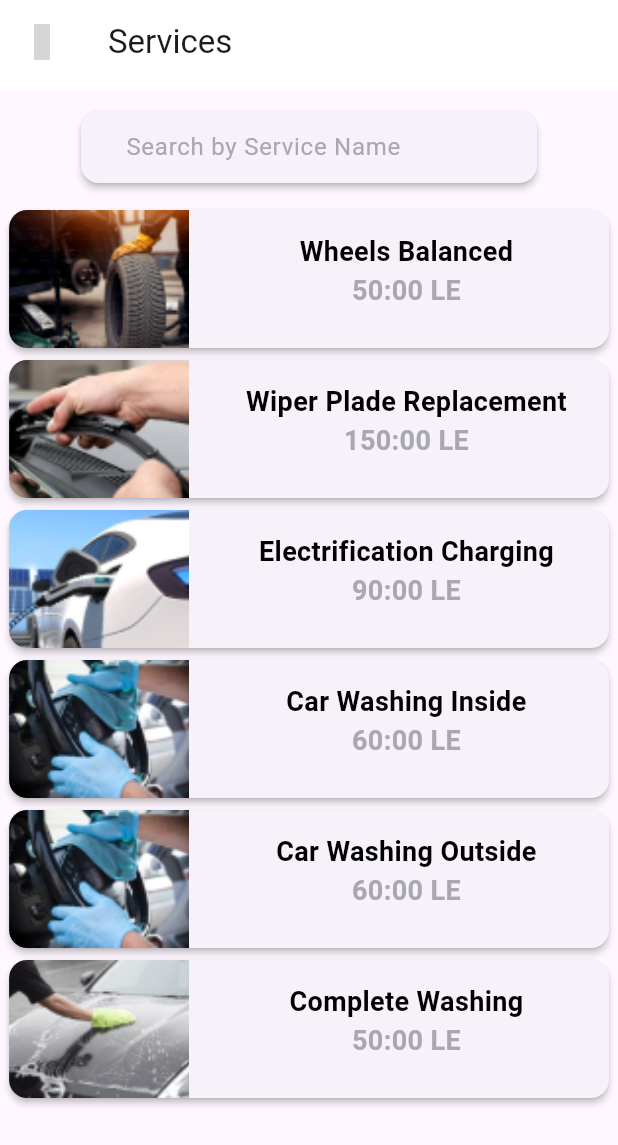
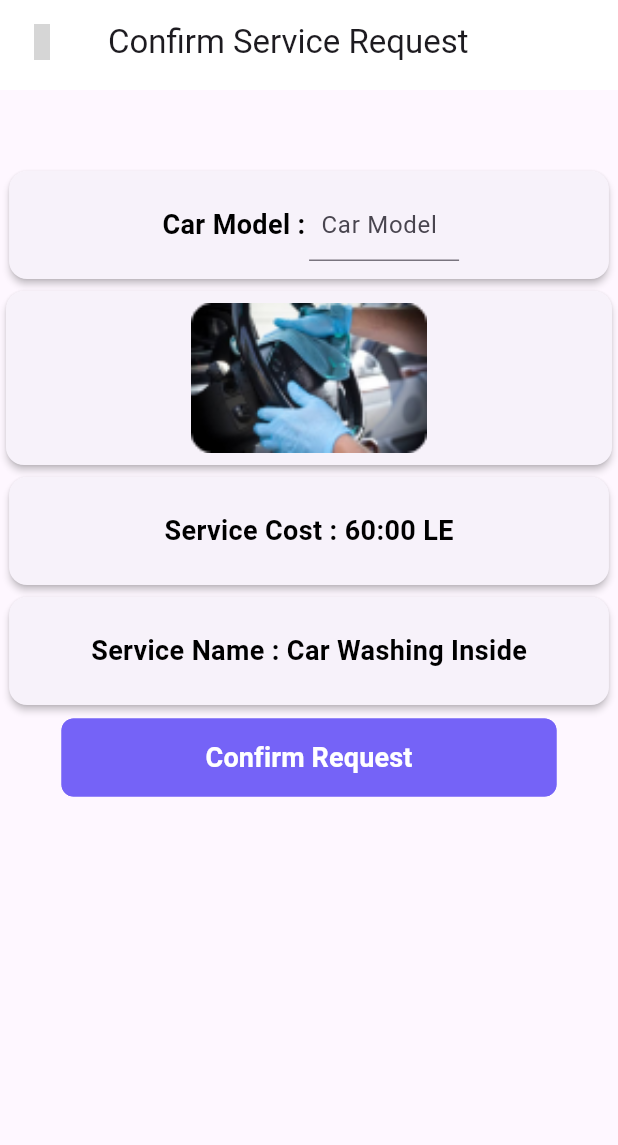
Before and after one commit to mahmoudmohamed74/Racnety, a Flutter app: the ServicesScreen screen opened by its route, after a tap on "Car Washing Inside", on a phone screen of 412 x 824 dp. Shown: the top 1145 px of the screen. Run offline on Flutter 3.47's test engine with Material 3 defaults, Android fonts, the phone set to English and light mode, and no system bars; our stand-ins replace bloc, cloud_firestore, conditional_builder_null_safety, connectivity_plus, dartz, dio and 7 more; missing offline and left inert: flutter_paypal, flutter_stripe, webview_flutter_x5; accounts and stored records are empty; statements that could not run were skipped; grey boxes are pictures that could not be loaded.

Commit message:
confirm service

```diff
--- a/lib/core/global/resources/strings_manger.dart
+++ b/lib/core/global/resources/strings_manger.dart
@@ -78,6 +78,7 @@ class AppStrings {
   static const String confirmBooking = "Confirm Booking";
   static const String cancelBooking = "Cancel Booking";
   static const String sendMessage = "Send Message";
+  static const String confirmRequest = "Confirm Request";
 
   // layout
 
--- a/lib/core/utils/app_router.dart
+++ b/lib/core/utils/app_router.dart
@@ -6,6 +6,7 @@ import 'package:parking_app/features/booking/presentation/views/screens/booking_
 import 'package:parking_app/features/booking/presentation/views/screens/booking_details_screen.dart';
 import 'package:parking_app/features/booking/presentation/views/screens/booking_solts_screen.dart';
 import 'package:parking_app/features/booking/presentation/views/screens/confirm_booking_screen.dart';
+import 'package:parking_app/features/booking/presentation/views/screens/confirm_service_screen.dart';
 import 'package:parking_app/features/booking/presentation/views/screens/contact_us_screen.dart';
 import 'package:parking_app/features/booking/presentation/views/screens/home.dart';
 import 'package:parking_app/features/booking/presentation/views/screens/new_booking.dart';
@@ -27,6 +28,7 @@ class Routes {
   static const String bookingDetails = "/bookingDetails";
   static const String contactUs = "/contactUs";
   static const String services = "/services";
+  static const String confirmServices = "/confirmServices";
 }
 
 class RouteGenerator {
@@ -54,6 +56,18 @@ class RouteGenerator {
         return MaterialPageRoute(builder: (_) => ContactUsScreen());
       case Routes.services:
         return MaterialPageRoute(builder: (_) => ServicesScreen());
+      case Routes.confirmServices:
+        final Map<String, dynamic> arguments =
+            routeSettings.arguments as Map<String, dynamic>;
+        final String serviceImage = arguments['serviceImage'] as String;
+        final String serviceName = arguments['serviceName'] as String;
+        final String servicePrice = arguments['servicePrice'] as String;
+        return MaterialPageRoute(
+            builder: (_) => ConfirmServiceScreen(
+                  serviceImage: serviceImage,
+                  serviceName: serviceName,
+                  servicePrice: servicePrice,
+                ));
       default:
         return unDefinedRoute();
     }
--- /dev/null
+++ b/lib/features/booking/presentation/views/screens/confirm_service_screen.dart
@@ -0,0 +1,249 @@
+// ignore_for_file: must_be_immutable
+
+import 'package:flutter/material.dart';
+import 'package:parking_app/core/global/resources/strings_manger.dart';
+import 'package:parking_app/core/global/resources/values_manger.dart';
+import 'package:parking_app/core/themes/color_manager.dart';
+import 'package:parking_app/core/utils/app_router.dart';
+import 'package:parking_app/core/widgets/app_bar_widget.dart';
+import 'package:parking_app/core/widgets/text_button_widget.dart';
+import 'package:parking_app/features/booking/presentation/views/widgets/car_model_widget.dart';
+
+class ConfirmServiceScreen extends StatelessWidget {
+  ConfirmServiceScreen({
+    required this.serviceImage,
+    required this.serviceName,
+    required this.servicePrice,
+    Key? key,
+  }) : super(
+          key: key,
+        );
+  String serviceImage;
+  String serviceName;
+  String servicePrice;
+  final TextEditingController carModelController = TextEditingController();
+
+  void onSelectCarModel(String selectedCarModel) {
+    carModelController.text = selectedCarModel;
+  }
+
+  @override
+  Widget build(BuildContext context) {
+    return Scaffold(
+      appBar: AppBarWidget(
+        isBack: true,
+        title: "Confirm Service Request",
+      ),
+      body: SingleChildScrollView(
+        physics: const BouncingScrollPhysics(),
+        child: Column(
+          children: [
+            SizedBox(
+              height: AppSize.s50,
+            ),
+            SizedBox(
+              width: MediaQuery.of(context).size.width * .99,
+              height: AppSize.s80,
+              child: Card(
+                elevation: 2,
+                shape: RoundedRectangleBorder(
+                  borderRadius: BorderRadius.circular(AppSize.s12),
+                ),
+                child: Row(
+                  mainAxisAlignment: MainAxisAlignment.center,
+                  children: [
+                    Text(
+                      'Car Model : ',
+                      textAlign: TextAlign.center,
+                      style: TextStyle(
+                        color: ColorManager.black,
+                        fontSize: AppSize.s18,
+                        fontWeight: FontWeight.w600,
+                      ),
+                    ),
+                    SizedBox(
+                      width: AppSize.s100,
+                      child: TextFormField(
+                        controller: carModelController,
+                        keyboardType: TextInputType.none,
+                        decoration: const InputDecoration(
+                          hintText: 'Car Model',
+                          contentPadding: EdgeInsets.only(
+                            left: 8,
+                            bottom: 5,
+                            top: 5,
+                            right: 5,
+                          ),
+                        ),
+                        onTap: () {
+                          showDialog(
+                            context: context,
+                            builder: (BuildContext context) {
+                              return AlertDialog(
+                                title: const Text('Car Model'),
+                                content: SingleChildScrollView(
+                                  child: ListBody(
+                                    children: [
+                                      CarModelWidget(
+                                        carModel: 'Marcedes',
+                                        onSelect: onSelectCarModel,
+                                      ),
+                                      CarModelWidget(
+                                        carModel: 'Hundai Elantra',
+                                        onSelect: onSelectCarModel,
+                                      ),
+                                      CarModelWidget(
+                                        carModel: 'Chavorlet',
+                                        onSelect: onSelectCarModel,
+                                      ),
+                                      CarModelWidget(
+                                        carModel: 'KIA',
+                                        onSelect: onSelectCarModel,
+                                      ),
+                                      CarModelWidget(
+                                        carModel: 'Hundai',
+                                        onSelect: onSelectCarModel,
+                                      ),
+                                      CarModelWidget(
+                                        carModel: 'MG',
+                                        onSelect: onSelectCarModel,
+                                      ),
+                                      CarModelWidget(
+                                        carModel: 'Ford',
+                                        onSelect: onSelectCarModel,
+                                      ),
+                                    ],
+                                  ),
+                                ),
+                                actions: <Widget>[
+                                  TextButton(
+                                    onPressed: () {
+                                      Navigator.of(context).pop();
+                                    },
+                                    child: const Text('Close'),
+                                  ),
+                                ],
+                              );
+                            },
+                          );
+                        },
+                      ),
+                    ),
+                  ],
+                ),
+              ),
+            ),
+            Card(
+              elevation: 2,
+              child: Row(
+                mainAxisAlignment: MainAxisAlignment.center,
+                children: [
+                  Padding(
+                    padding: const EdgeInsets.all(8.0),
+                    child: Image.asset(
+                      serviceImage,
+                      scale: .7,
+                    ),
+                  ),
+                ],
+              ),
+            ),
+            SizedBox(
+              width: MediaQuery.of(context).size.width * .99,
+              height: AppSize.s80,
+              child: Card(
+                elevation: 2,
+                shape: RoundedRectangleBorder(
+                  borderRadius: BorderRadius.circular(AppSize.s12),
+                ),
+                child: Row(
+                  mainAxisAlignment: MainAxisAlignment.center,
+                  children: [
+                    Text(
+                      'Service Cost : $servicePrice LE',
+                      textAlign: TextAlign.center,
+                      style: TextStyle(
+                        color: ColorManager.black,
+                        fontSize: AppSize.s18,
+                        fontWeight: FontWeight.w600,
+                      ),
+                    ),
+                  ],
+                ),
+              ),
+            ),
+            SizedBox(
+              width: MediaQuery.of(context).size.width * .99,
+              height: AppSize.s80,
+              child: Card(
+                elevation: 2,
+                shape: RoundedRectangleBorder(
+                  borderRadius: BorderRadius.circular(AppSize.s12),
+                ),
+                child: Row(
+                  mainAxisAlignment: MainAxisAlignment.center,
+                  children: [
+                    Text(
+                      'Service Name : $serviceName',
+                      textAlign: TextAlign.center,
+                      style: TextStyle(
+                        color: ColorManager.black,
+                        fontSize: AppSize.s18,
+                        fontWeight: FontWeight.w600,
+                      ),
+                    ),
+                  ],
+                ),
+              ),
+            ),
+            const SizedBox(
+              height: AppSize.s5,
+            ),
+            TextButtonWidget(
+              icon: Container(
+                width: AppSize.s0,
+              ),
+              borderColor: ColorManager.primary,
+              backGroundColor: ColorManager.primary,
+              textColor: ColorManager.white,
+              width: AppSize.s330,
+              height: AppSize.s52,
+              text: AppStrings.confirmRequest,
+              fontWeight: FontWeight.bold,
+              onTap: () async {
+                showDialog(
+                  context: context,
+                  builder: (BuildContext context) {
+                    return AlertDialog(
+                      content: Text(
+                        'Your Service made Successfull\nWe are Waiting You',
+                        style: TextStyle(
+                          fontSize: AppSize.s16,
+                          fontWeight: FontWeight.bold,
+                        ),
+                      ),
+                      actions: <Widget>[
+                        TextButton(
+                          onPressed: () {
+                            Navigator.of(context).pop();
+                          },
+                          child: const Text('ALRIGHT'),
+                        ),
+                      ],
+                    );
+                  },
+                );
+                Future.delayed(const Duration(seconds: 2), () {
+                  Navigator.pushReplacementNamed(context, Routes.homeView);
+                });
+              },
+            ),
+            const SizedBox(
+              height: AppSize.s5,
+            ),
+          ],
+        ),
+      ),
+    );
+  }
+}
--- a/lib/features/booking/presentation/views/widgets/service_widget.dart
+++ b/lib/features/booking/presentation/views/widgets/service_widget.dart
@@ -4,6 +4,7 @@ import 'package:flutter/material.dart';
 import 'package:parking_app/core/assets/app_assets.dart';
 import 'package:parking_app/core/global/resources/values_manger.dart';
 import 'package:parking_app/core/themes/color_manager.dart';
+import 'package:parking_app/core/utils/app_router.dart';
 
 class ServiceWidget extends StatelessWidget {
   ServiceWidget({
@@ -21,6 +22,11 @@ class ServiceWidget extends StatelessWidget {
   Widget build(BuildContext context) {
     return InkWell(
       onTap: () {
+        Navigator.pushNamed(context, Routes.confirmServices, arguments: {
+          'serviceImage': serviceImage,
+          'serviceName': serviceType,
+          'servicePrice': price,
+        });
         print(serviceType);
         print(price);
       },
```
Also changed, not shown: lib/features/booking/presentation/views/widgets/car_model_widget.dart (added, +34 -0 lines), assets/images/photo_2024-02-15_22-20-18 5.png (added).
